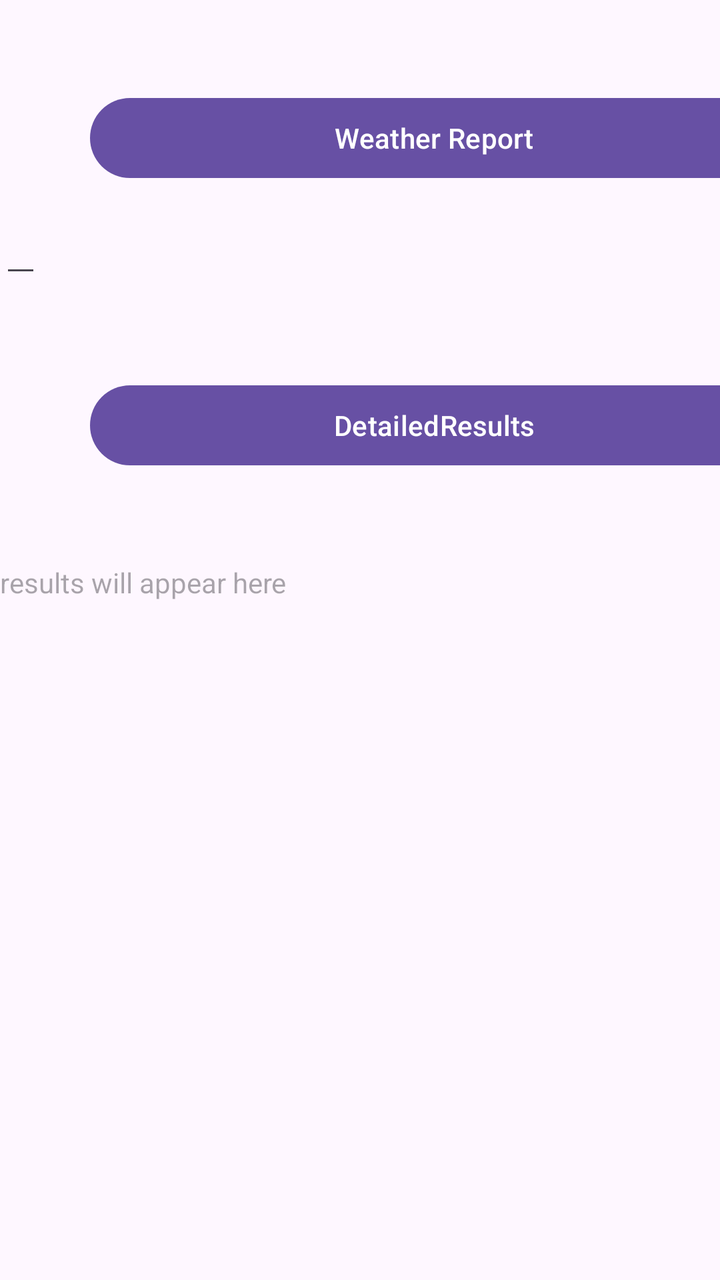
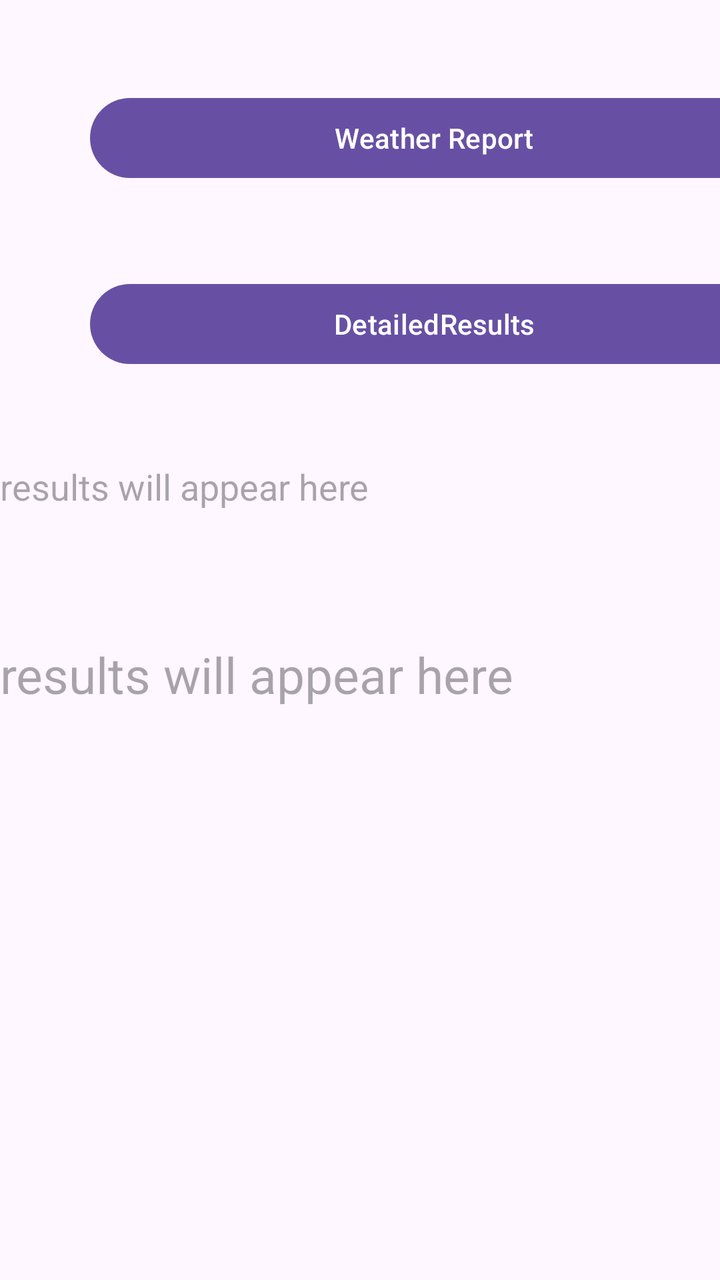

Screens rendered from an Android XML layout before and after an edit, with the pre-edit source and the edit as a unified diff.
<!-- AndroidManifest.xml: application theme Theme.ArrayIceTask1 -->
<!-- res/layout/activity_main.xml -->
<?xml version="1.0" encoding="utf-8"?>
<LinearLayout xmlns:android="http://schemas.android.com/apk/res/android"
    xmlns:app="http://schemas.android.com/apk/res-auto"
    xmlns:tools="http://schemas.android.com/tools"
    android:id="@+id/main"
    android:layout_width="match_parent"
    android:layout_height="match_parent"
    android:orientation="vertical"
    tools:context=".MainActivity">


    <Button
        android:id="@+id/btnTemp"
        android:layout_width="344dp"
        android:layout_height="wrap_content"
        android:text="Weather Report"
        android:layout_marginLeft="45dp"
        android:layout_marginTop="45dp" />

    <EditText
        android:layout_width="wrap_content"
        android:layout_height="wrap_content"
        android:id="@+id/weatherEditView"
        android:textSize="25dp" />

    <Button
        android:id="@+id/btnDetailedResults"
        android:layout_width="344dp"
        android:layout_height="wrap_content"
        android:text="DetailedResults"
        android:layout_marginLeft="45dp"
        android:layout_marginTop="45dp" />


    <TextView
        android:id="@+id/txtOutput"
        android:layout_marginTop="45dp"
        android:hint="results will appear here"
        android:layout_width="match_parent"
        android:layout_height="match_parent" />




</LinearLayout>
<!-- resources referenced by this layout -->
<resources>
  <style name="Theme.ArrayIceTask1" parent="Base.Theme.ArrayIceTask1" />
  <style name="Base.Theme.ArrayIceTask1" parent="Theme.Material3.DayNight.NoActionBar">
          
          
      </style>
</resources>

<!-- the commit's change to res/layout/activity_main.xml (unified diff, before → after) -->
@@ -17,11 +17,6 @@
         android:layout_marginLeft="45dp"
         android:layout_marginTop="45dp" />
 
-    <EditText
-        android:layout_width="wrap_content"
-        android:layout_height="wrap_content"
-        android:id="@+id/weatherEditView"
-        android:textSize="25dp" />
 
     <Button
         android:id="@+id/btnDetailedResults"
@@ -35,9 +30,32 @@
     <TextView
         android:id="@+id/txtOutput"
         android:layout_marginTop="45dp"
+        android:textSize="18dp"
+        android:hint="results will appear here"
+        android:layout_width="match_parent"
+        android:layout_height="wrap_content" />
+
+
+    <ScrollView
+        android:layout_width="match_parent"
+        android:layout_height="0dp"
+        android:layout_marginTop="20dp"
+        android:textStyle="bold"
+        android:layout_weight="1">
+    <TextView
+        android:id="@+id/weatherTextView"
+        android:layout_marginTop="45dp"
+        android:textSize="25dp"
         android:hint="results will appear here"
         android:layout_width="match_parent"
         android:layout_height="match_parent" />
+
+    </ScrollView>
+
+
+
+
+
 
 
 
